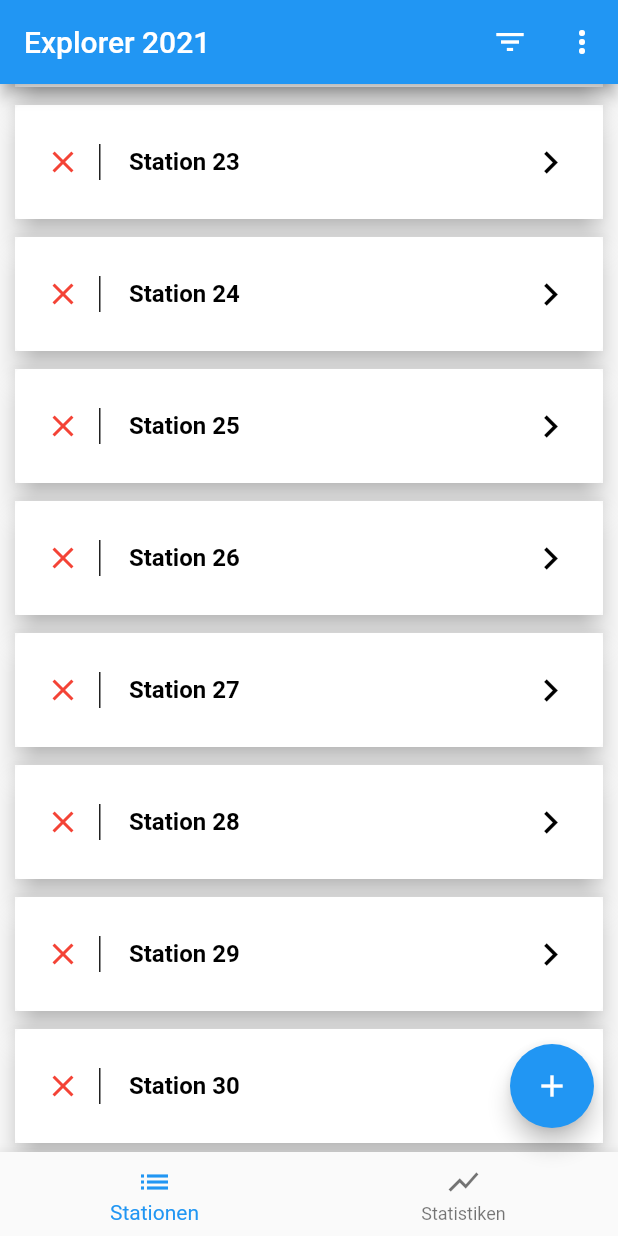
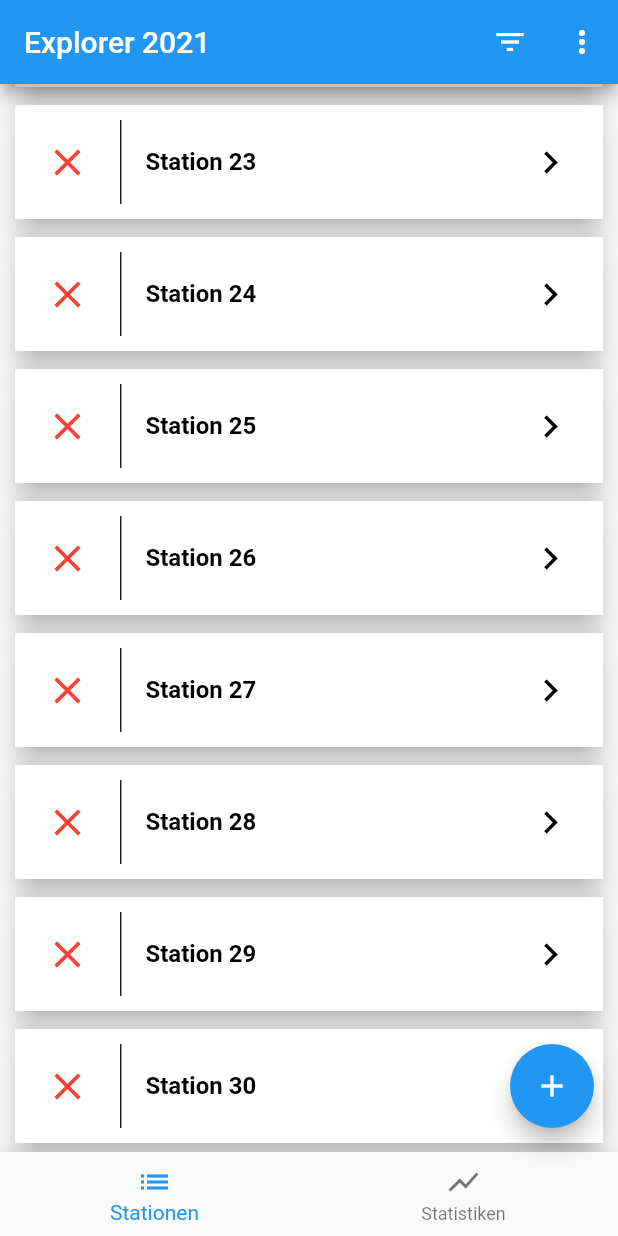
Before and after one commit to christian-heusel/explorer-app, a Flutter app: the screen it shows after launch, scrolled down 1976 dp, on a phone screen of 412 x 824 dp. Run offline on Flutter 3.47's test engine with Material 2 defaults, Android fonts, the phone set to English and light mode, and no system bars; our stand-ins replace bloc, equatable, flutter_bloc; missing offline and left inert: artemis, global_configuration, gql; generated files the repository leaves out were written again.

Commit message:
fix vertical centering for the icons

```diff
--- a/fluttr_app/explorer_app/lib/widgets/filtered_stations.dart
+++ b/fluttr_app/explorer_app/lib/widgets/filtered_stations.dart
@@ -1,3 +1,4 @@
+import 'package:explorer_app/models/station.dart';
 import 'package:flutter/material.dart';
 import 'package:flutter/foundation.dart';
 import 'package:flutter/widgets.dart';
@@ -21,6 +22,26 @@ class FilteredStations extends StatelessWidget {
           return LoadingIndicator(key: ArchSampleKeys.stationsLoading);
         } else if (state is FilteredStationsLoadSuccess) {
           final stations = state.filteredStations;
+          return StationList(stations: stations);
+        } else {
+          return Container(
+              key: FlutterStationsKeys.filteredStationsEmptyContainer);
+        }
+      },
+    );
+  }
+}
+
+class StationList extends StatelessWidget {
+  const StationList({
+    Key key,
+    @required this.stations,
+  }) : super(key: key);
+
+  final List<Station> stations;
+
+  @override
+  Widget build(BuildContext context) {
     return ListView.builder(
       key: ArchSampleKeys.stationList,
       itemCount: stations.length,
@@ -28,11 +49,9 @@ class FilteredStations extends StatelessWidget {
         final station = stations[index];
         return Card(
           elevation: 8.0,
-                margin:
-                    new EdgeInsets.symmetric(horizontal: 10.0, vertical: 6.0),
+          margin: new EdgeInsets.symmetric(horizontal: 10.0, vertical: 6.0),
           child: Container(
-                  decoration:
-                      BoxDecoration(color: Color.fromRGBO(255, 255, 255, .9)),
+            decoration: BoxDecoration(color: Color.fromRGBO(255, 255, 255, .9)),
             child: StationItem(
               station: station,
               onTap: () async {
@@ -46,8 +65,7 @@ class FilteredStations extends StatelessWidget {
                           BlocProvider.of<StationsBloc>(context).add(
                             StationUpdated(
                               station.copyWith(
-                                        complete: complete,
-                                        userInput: userInput),
+                                  complete: complete, userInput: userInput),
                             ),
                           );
                         },
@@ -65,11 +83,5 @@ class FilteredStations extends StatelessWidget {
         );
       },
     );
-        } else {
-          return Container(
-              key: FlutterStationsKeys.filteredStationsEmptyContainer);
-        }
-      },
-    );
   }
 }
--- a/fluttr_app/explorer_app/lib/widgets/station_item.dart
+++ b/fluttr_app/explorer_app/lib/widgets/station_item.dart
@@ -17,21 +17,28 @@ class StationItem extends StatelessWidget {
   Widget build(BuildContext context) {
     return Container(
       key: ArchSampleKeys.stationItem(station.id),
-      child: ListTile(
+      child: StationCard(onTap: onTap, station: station),
+    );
+  }
+}
+
+class StationCard extends StatelessWidget {
+  const StationCard({
+    Key key,
+    @required this.onTap,
+    @required this.station,
+  }) : super(key: key);
+
+  final GestureTapCallback onTap;
+  final Station station;
+
+  @override
+  Widget build(BuildContext context) {
+    return ListTile(
       contentPadding: EdgeInsets.symmetric(horizontal: 20.0, vertical: 10.0),
       onTap: onTap,
-        leading: Container(
-          padding: EdgeInsets.only(right: 12.0),
-          decoration: new BoxDecoration(
-              border: new Border(
-                  right: new BorderSide(width: 1.0, color: Colors.black87))),
-          child: station.complete
-              ? Icon(Icons.done, color: Colors.green)
-              : Icon(
-                  Icons.close,
-                  color: Colors.red,
-                ),
-        ),
+      // leading: Container(height: double.infinity, child: _leadingIcon()),
+      leading: _leadingWidget(station: station),
       title: Hero(
         tag: '${station.id}__heroTag',
         child: Container(
@@ -39,8 +46,7 @@ class StationItem extends StatelessWidget {
           child: Text(
             "Station ${station.id.toString()}",
             key: ArchSampleKeys.stationItemTask(station.id),
-              style:
-                  TextStyle(color: Colors.black, fontWeight: FontWeight.bold),
+            style: TextStyle(color: Colors.black, fontWeight: FontWeight.bold),
           ),
         ),
       ),
@@ -48,7 +54,7 @@ class StationItem extends StatelessWidget {
       // TODO: This should display the Station Title
       subtitle: station.userInput.note.isNotEmpty
           ? Text(
-                station.userInput.note,
+              station.task,
               key: ArchSampleKeys.stationItemNote(station.id),
               maxLines: 1,
               overflow: TextOverflow.ellipsis,
@@ -57,7 +63,30 @@ class StationItem extends StatelessWidget {
           : null,
       trailing:
           Icon(Icons.keyboard_arrow_right, color: Colors.black, size: 30.0),
-      ),
     );
   }
 }
+
+class _leadingWidget extends StatelessWidget {
+  const _leadingWidget({
+    Key key,
+    @required this.station,
+  }) : super(key: key);
+
+  final Station station;
+
+  @override
+  Widget build(BuildContext context) {
+    const double iconSize = 30.0;
+    return Container(
+      padding: EdgeInsets.only(right: 20.0),
+      height: double.infinity,
+      decoration: new BoxDecoration(
+          border: new Border(
+              right: new BorderSide(width: 1.0, color: Colors.black87))),
+      child: station.complete
+          ? Icon(Icons.done, color: Colors.green, size: iconSize)
+          : Icon(Icons.close, color: Colors.red, size: iconSize),
+    );
+  }
+}
```
Lines whose indentation alone changed are shown as unchanged.
